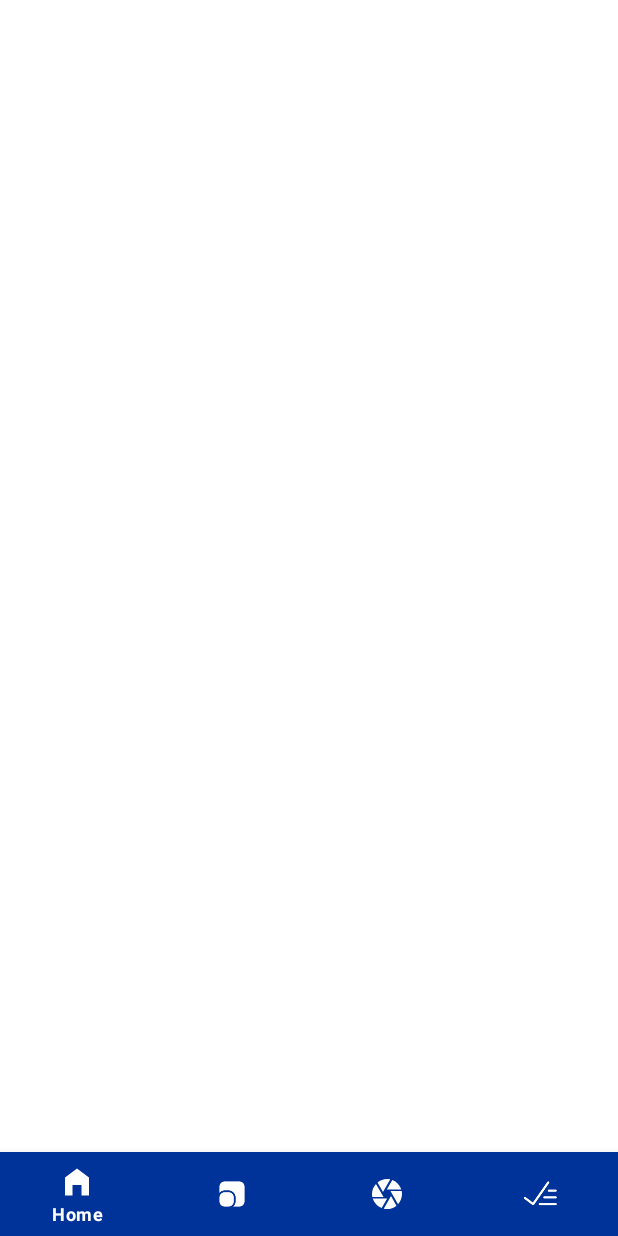
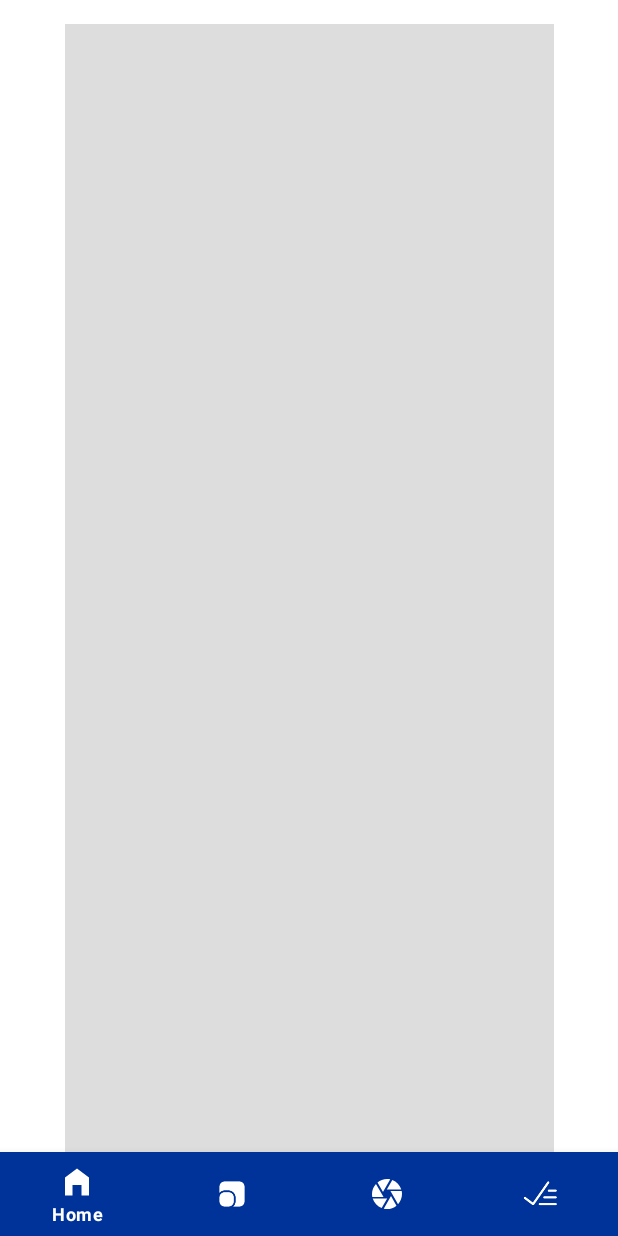
Before and after one commit to Jhonas028/SmartEssay, an Android app: the fragment CameraFragment placed in its activity, on a phone screen of 412 x 824 dp. Run offline under Robolectric (Android 15) with nearby library versions, the phone set to English and light mode, and no system bars; libraries missing offline, so code that uses them is left out: com.canhub.cropper; pictures from the network do not load; Roboto replaces fonts that are not available here; 10 statements that could not run were skipped.

Commit message:
working with camera cropper

```diff
--- a/app/build.gradle
+++ b/app/build.gradle
@@ -41,4 +41,9 @@ dependencies {
     androidTestImplementation libs.espresso.core
 
     implementation("com.squareup.okhttp3:okhttp:4.12.0")
+
+    //camera cropper
+    implementation("com.vanniktech:android-image-cropper:4.6.0")
+
+
 }
--- a/app/src/main/java/com/example/smartessay/Fragments/CameraFragment.java
+++ b/app/src/main/java/com/example/smartessay/Fragments/CameraFragment.java
@@ -1,26 +1,75 @@
 package com.example.smartessay.Fragments;
 
+import android.content.pm.PackageManager;
+import android.graphics.Bitmap;
+import android.net.Uri;
 import android.os.Bundle;
 
+import androidx.activity.result.ActivityResultLauncher;
+import androidx.activity.result.contract.ActivityResultContracts;
+import androidx.annotation.NonNull;
+import androidx.core.content.ContextCompat;
 import androidx.fragment.app.Fragment;
 
 import android.view.LayoutInflater;
 import android.view.View;
 import android.view.ViewGroup;
+import android.widget.ImageView;
+import android.widget.Toast;
 
+import com.canhub.cropper.CropImageContract;
+import com.canhub.cropper.CropImageContractOptions;
+import com.canhub.cropper.CropImageOptions;
+import com.canhub.cropper.CropImageView;
 import com.example.smartessay.R;
-
 
 public class CameraFragment extends Fragment {
 
+    private ImageView imageView;
+
+    private final ActivityResultLauncher<String> requestPermissionLauncher =
+            registerForActivityResult(new ActivityResultContracts.RequestPermission(), isGranted -> {
+                if (isGranted) {
+                    launchCameraCropper();
+                } else {
+                    Toast.makeText(getContext(), "Camera permission is required.", Toast.LENGTH_SHORT).show();
+                }
+            });
+
+    private final ActivityResultLauncher<CropImageContractOptions> cropImageLauncher =
+            registerForActivityResult(new CropImageContract(), result -> {
+                if (result.isSuccessful() && result.getUriContent() != null) {
+                    Uri croppedUri = result.getUriContent();
+                    imageView.setImageURI(croppedUri);
+                }
+            });
 
     @Override
-    public View onCreateView(LayoutInflater inflater, ViewGroup container,
-                             Bundle savedInstanceState) {
-        // Inflate the layout for this fragment
+    public View onCreateView(@NonNull LayoutInflater inflater, ViewGroup container, Bundle savedInstanceState) {
         View view = inflater.inflate(R.layout.fragment_camera, container, false);
+        imageView = view.findViewById(R.id.imageView);
 
+        if (ContextCompat.checkSelfPermission(requireContext(), android.Manifest.permission.CAMERA)
+                == PackageManager.PERMISSION_GRANTED) {
+            launchCameraCropper();
+        } else {
+            requestPermissionLauncher.launch(android.Manifest.permission.CAMERA);
+        }
 
-        return  view;
+        return view;
+    }
+
+    private void launchCameraCropper() {
+        CropImageOptions options = new CropImageOptions();
+        options.imageSourceIncludeCamera = true;
+        options.imageSourceIncludeGallery = false;
+        options.allowFlipping = true;
+        options.allowRotation = true;
+        options.fixAspectRatio = false;
+        options.cropShape = CropImageView.CropShape.RECTANGLE;
+        options.guidelines = CropImageView.Guidelines.ON;
+
+        CropImageContractOptions contractOptions = new CropImageContractOptions(null, options);
+        cropImageLauncher.launch(contractOptions);
     }
 }
--- a/app/src/main/java/com/example/smartessay/TeacherHomepage/TeacherHPActivity.java
+++ b/app/src/main/java/com/example/smartessay/TeacherHomepage/TeacherHPActivity.java
@@ -34,8 +34,10 @@ public class TeacherHPActivity extends AppCompatActivity {
 
             if (itemId == R.id.home) {selectedFragment = new HomeFragment();
             } else if (itemId == R.id.room) { selectedFragment = new RoomFragment();
-            } else if (itemId == R.id.camera) {selectedFragment = new CameraFragment();
-            } else if (itemId == R.id.checked) {selectedFragment = new CheckedFragment();}
+            } else if (itemId == R.id.camera) {
+                selectedFragment = new CameraFragment();
+            }
+            else if (itemId == R.id.checked) {selectedFragment = new CheckedFragment();}
 
             if (selectedFragment != null) {
                 loadFragments(selectedFragment);
--- a/app/src/main/res/layout/fragment_camera.xml
+++ b/app/src/main/res/layout/fragment_camera.xml
@@ -1,9 +1,12 @@
-<?xml version="1.0" encoding="utf-8"?>
-<FrameLayout xmlns:android="http://schemas.android.com/apk/res/android"
-    xmlns:tools="http://schemas.android.com/tools"
-    android:layout_width="match_parent"
+<LinearLayout xmlns:android="http://schemas.android.com/apk/res/android"
+    android:orientation="vertical" android:layout_width="match_parent"
     android:layout_height="match_parent"
-    tools:context=".Fragments.CameraFragment">
+    android:padding="16dp">
 
-
-</FrameLayout>
+    <ImageView
+        android:id="@+id/imageView"
+        android:layout_width="match_parent"
+        android:layout_height="match_parent"
+        android:scaleType="centerCrop"
+        android:background="#DDD"/>
+</LinearLayout>
--- a/settings.gradle
+++ b/settings.gradle
@@ -16,6 +16,7 @@ dependencyResolutionManagement {
     repositories {
         google()
         mavenCentral()
+        maven { url 'https://jitpack.io' }
     }
 }
 
```
Also changed, not shown: app/src/main/AndroidManifest.xml (+8 -0 lines).
